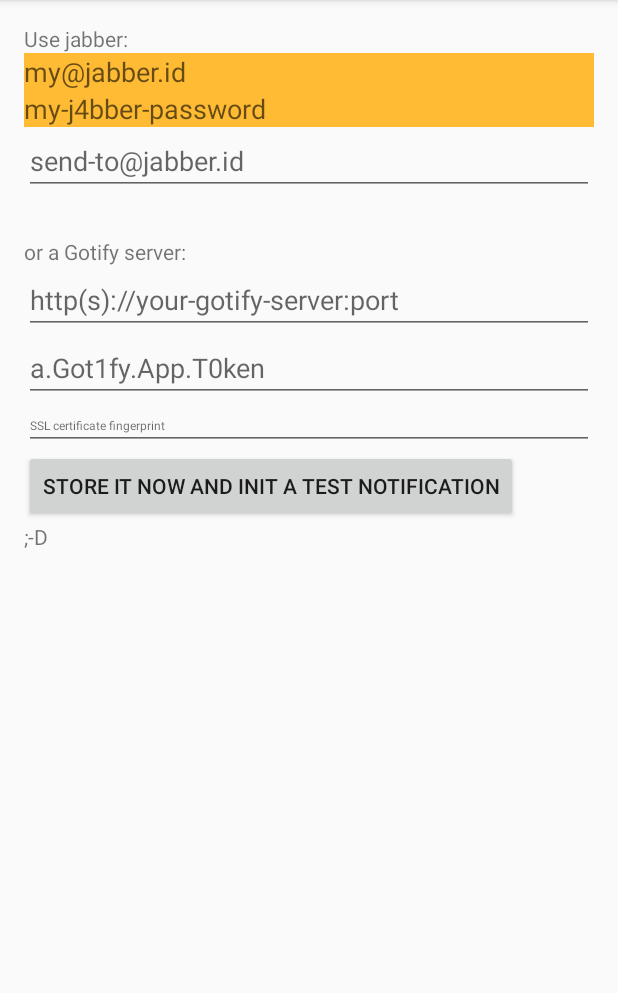
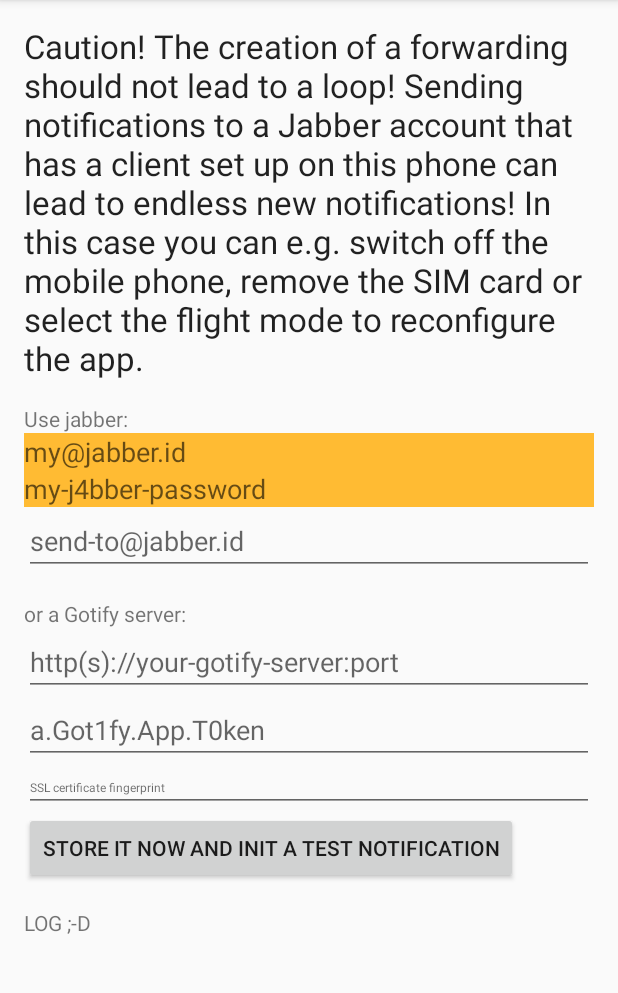
Before and after one commit to no-go/NotifyRelay, an Android app: the screen it shows after launch (MainActivity), after a tap on "STORE IT NOW AND INIT A TEST NOTIFICATIO", on a phone screen of 412 x 824 dp, the part 84-1077 px from its top. Run offline under Robolectric (Android 15) with nearby library versions, the phone set to English and light mode, and no system bars.

Commit message:
hint added. GUI update. Automatic open special notification access in phone settings

```diff
--- a/app/build.gradle
+++ b/app/build.gradle
@@ -8,8 +8,8 @@ android {
         minSdkVersion 19
         // upload alias
         targetSdkVersion 22
-        versionCode 80
-        versionName "0.80"
+        versionCode 81
+        versionName "0.81"
     }
     buildTypes {
         release {
@@ -31,7 +31,6 @@ dependencies {
     implementation "org.igniterealtime.smack:smack-tcp:4.1.6"
     implementation 'com.squareup.retrofit2:retrofit:2.5.0'
     implementation 'com.squareup.retrofit2:converter-gson:2.5.0'
-    // implementation 'org.apache.httpcomponents:httpclient-android:4.3.5.1'
 }
 
 configurations {
--- a/app/src/main/AndroidManifest.xml
+++ b/app/src/main/AndroidManifest.xml
@@ -12,7 +12,8 @@
         android:label="@string/app_name"
         android:theme="@style/AppTheme" >
         <activity
-            android:name="click.dummer.notify_to_jabber.MainActivity">
+            android:name="click.dummer.notify_to_jabber.MainActivity"
+            android:windowSoftInputMode="stateUnchanged">
             <intent-filter>
                 <action android:name="android.intent.action.MAIN" />
                 <category android:name="android.intent.category.LAUNCHER" />
--- a/app/src/main/java/click/dummer/notify_to_jabber/MainActivity.java
+++ b/app/src/main/java/click/dummer/notify_to_jabber/MainActivity.java
@@ -15,6 +15,7 @@ import android.support.v7.app.AlertDialog;
 import android.support.v7.app.AppCompatActivity;
 import android.view.View;
 import android.widget.EditText;
+import android.widget.ScrollView;
 import android.widget.TextView;
 
 import java.util.Set;
@@ -28,6 +29,8 @@ public class MainActivity extends AppCompatActivity {
     private EditText gotifyEdit;
     private EditText gotifyAppToken;
     private EditText gotifyFingerprint;
+
+    private ScrollView scrollView;
 
     private NotificationReceiver nReceiver;
     private SharedPreferences mPreferences;
@@ -47,6 +50,13 @@ public class MainActivity extends AppCompatActivity {
         gotifyFingerprint = (EditText) findViewById(R.id.gotifyFingerprint);
         getSupportActionBar().setDisplayShowHomeEnabled(true);
         getSupportActionBar().setIcon(R.mipmap.ic_launcher);
+        scrollView = (ScrollView) findViewById(R.id.primaryContent);
+        scrollView.post(new Runnable() {
+            @Override
+            public void run() {
+                scrollView.fullScroll(ScrollView.FOCUS_UP);
+            }
+        });
     }
 
     @Override
@@ -60,7 +70,8 @@ public class MainActivity extends AppCompatActivity {
             alertDialogBuilder.setPositiveButton(R.string.ok, new DialogInterface.OnClickListener() {
                 @Override
                 public void onClick(DialogInterface dialogInterface, int i) {
-                    finish();
+                    Intent intent = new Intent("android.settings.ACTION_NOTIFICATION_LISTENER_SETTINGS");
+                    startActivity(intent);
                 }
             });
             alertDialogBuilder.setMessage(getString(R.string.sorry, getString(R.string.app_name)));
@@ -149,9 +160,9 @@ public class MainActivity extends AppCompatActivity {
 
         NotificationManager nManager = (NotificationManager) getSystemService(NOTIFICATION_SERVICE);
         NotificationCompat.Builder ncomp = new NotificationCompat.Builder(this);
-        ncomp.setContentTitle("Title");
-        ncomp.setContentText("I am the Text from " + getString(R.string.app_name));
-        ncomp.setTicker("I am the Ticker");
+        ncomp.setContentTitle("Test Title");
+        ncomp.setContentText("I am a test message.");
+        ncomp.setTicker("I am a test ticker");
         ncomp.setSmallIcon(R.mipmap.ic_launcher);
         ncomp.setAutoCancel(true);
         nManager.notify((int)System.currentTimeMillis(), ncomp.build());
--- a/app/src/main/res/layout/activity_main.xml
+++ b/app/src/main/res/layout/activity_main.xml
@@ -1,28 +1,41 @@
 <?xml version="1.0" encoding="utf-8"?>
-<RelativeLayout
+<ScrollView
     xmlns:android="http://schemas.android.com/apk/res/android"
     xmlns:tools="http://schemas.android.com/tools"
-    android:layout_width="match_parent"
-    android:layout_height="match_parent"
+    android:layout_width="fill_parent"
+    android:layout_height="wrap_content"
+    android:orientation="vertical"
     android:paddingLeft="@dimen/activity_horizontal_margin"
     android:paddingRight="@dimen/activity_horizontal_margin"
     android:paddingTop="@dimen/activity_vertical_margin"
     android:paddingBottom="@dimen/activity_vertical_margin"
-    tools:context="click.dummer.notify_to_jabber.MainActivity">
+    tools:context="click.dummer.notify_to_jabber.MainActivity"
+    android:id="@+id/primaryContent"
+    >
+
+        <LinearLayout
+            android:layout_width="match_parent"
+            android:layout_height="wrap_content"
+            android:orientation="vertical" >
+
+            <TextView
+                android:id="@+id/warning"
+                android:layout_width="match_parent"
+                android:layout_height="wrap_content"
+                android:textAppearance="@android:style/TextAppearance.DeviceDefault.Large"
+                android:text="@string/loop_warning" />
 
             <TextView
                 android:id="@+id/hintJabber"
                 android:layout_width="match_parent"
                 android:layout_height="wrap_content"
-        android:layout_alignParentStart="true"
-        android:layout_alignParentTop="true"
+                android:paddingTop="@dimen/activity_vertical_margin"
                 android:text="@string/use_jabber" />
 
             <EditText
                 android:id="@+id/fromJIDedit"
                 android:layout_height="wrap_content"
                 android:layout_width="match_parent"
-        android:layout_below="@id/hintJabber"
                 android:ems="10"
                 android:hint="@string/my_jabber_id"
                 android:textColor="@android:color/black"
@@ -33,9 +46,6 @@
                 android:id="@+id/passEdit"
                 android:layout_height="wrap_content"
                 android:layout_width="match_parent"
-        android:layout_alignParentStart="true"
-        android:layout_alignParentEnd="true"
-        android:layout_below="@+id/fromJIDedit"
                 android:ems="10"
                 android:hint="@string/my_j4bber_password"
                 android:inputType="textVisiblePassword"
@@ -46,24 +56,9 @@
                 android:id="@+id/toJIDedit"
                 android:layout_height="wrap_content"
                 android:layout_width="match_parent"
-        android:layout_alignParentStart="true"
-        android:layout_alignParentEnd="true"
-        android:layout_below="@+id/passEdit"
                 android:ems="10"
+                android:inputType="textPersonName"
                 android:hint="@string/send_to_jabber_id" />
-
-
-    <ScrollView
-        android:layout_width="match_parent"
-        android:layout_height="match_parent"
-        android:layout_below="@+id/toJIDedit"
-        android:layout_alignParentStart="true"
-        android:layout_marginTop="12dp">
-
-        <LinearLayout
-            android:layout_width="match_parent"
-            android:layout_height="wrap_content"
-            android:orientation="vertical" >
 
             <TextView
                 android:id="@+id/hintGotify"
@@ -77,6 +72,7 @@
                 android:layout_height="wrap_content"
                 android:layout_width="match_parent"
                 android:ems="10"
+                android:inputType="textUri"
                 android:hint="@string/gotify_server_hint" />
 
             <EditText
@@ -84,6 +80,7 @@
                 android:layout_height="wrap_content"
                 android:layout_width="match_parent"
                 android:ems="10"
+                android:inputType="textPersonName"
                 android:hint="@string/gotify_app_token_hint" />
 
             <EditText
@@ -92,6 +89,7 @@
                 android:layout_width="match_parent"
                 android:ems="10"
                 android:textSize="8dp"
+                android:inputType="textMultiLine"
                 android:hint="@string/fingerprint_hint" />
 
             <Button
@@ -108,13 +106,12 @@
             <TextView
                 android:layout_width="match_parent"
                 android:layout_height="wrap_content"
-                android:text=";-D"
+                android:text="\nLOG ;-D"
                 android:id="@+id/textView"
                 android:textAlignment="gravity"
                 android:gravity="bottom"
                 android:scrollbarAlwaysDrawHorizontalTrack="false"
                 android:scrollbarAlwaysDrawVerticalTrack="false" />
         </LinearLayout>
+
 </ScrollView>
-
-</RelativeLayout>
--- a/app/src/main/res/values/strings.xml
+++ b/app/src/main/res/values/strings.xml
@@ -15,4 +15,5 @@
     <string name="storebtn_hint">store it now  and init a test notification</string>
     <string name="fingerprint_stored">new SSL fingerprint stored</string>
     <string name="fingerprint_may_bad">+++ NEW FINGERPRINT MAYBE BAD +++\n%s\n\nMake formular field clear to store new fingerprint.</string>
+    <string name="loop_warning">Caution! The creation of a forwarding should not lead to a loop! Sending notifications to a Jabber account that has a client set up on this phone can lead to endless new notifications! In this case you can e.g. switch off the mobile phone, remove the SIM card or select the flight mode to reconfigure the app.</string>
 </resources>
```
Also changed, not shown: 3 other files. Lines whose indentation alone changed are shown as unchanged.
